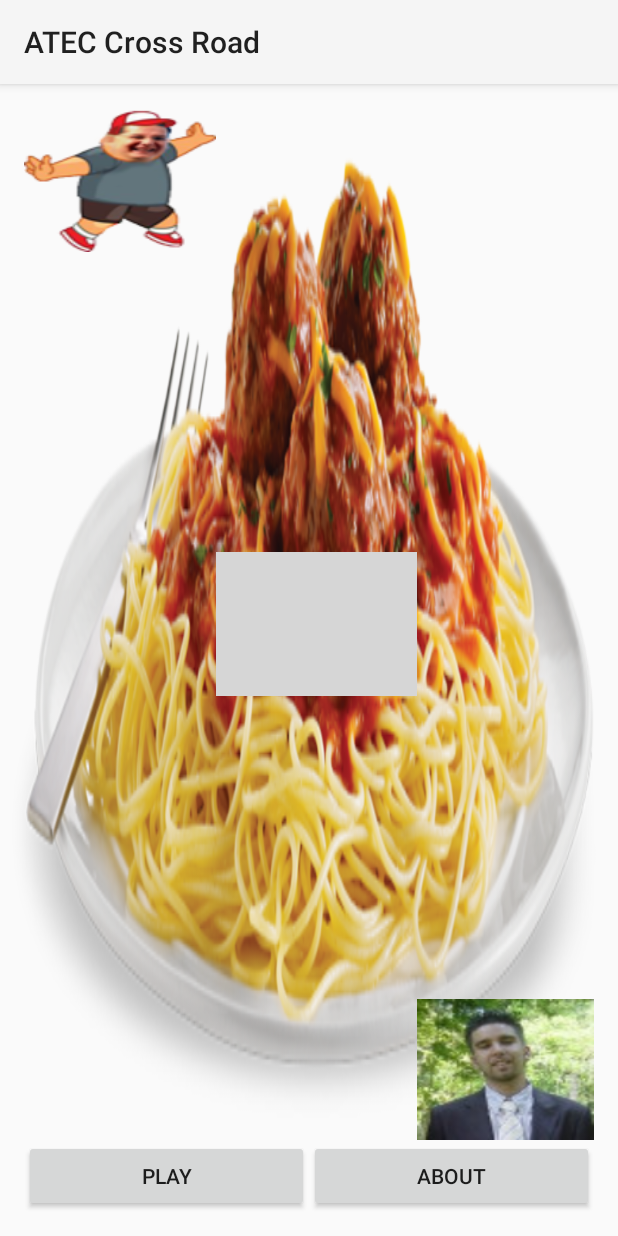
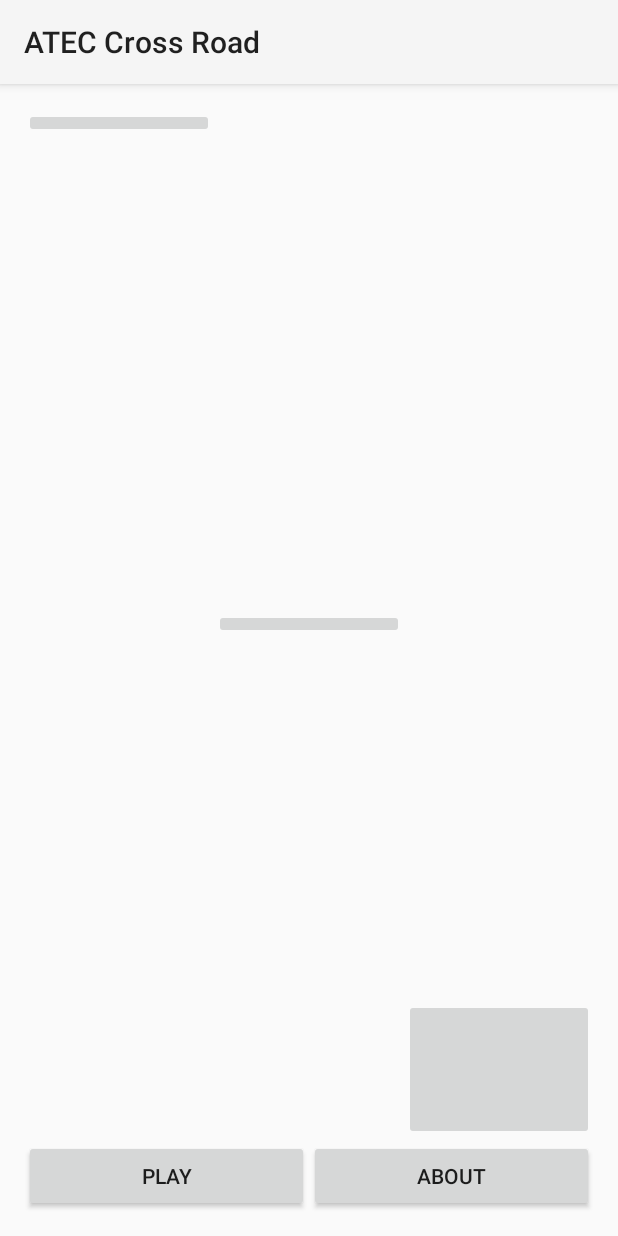
Before and after one commit to mnobredev/ATECCrossRoad, an Android app: the screen it shows after launch (MainActivity), on a phone screen of 412 x 824 dp. Run offline under Robolectric (Android 15) with nearby library versions, the phone set to English and light mode, and no system bars; grey boxes are pictures that could not be loaded.

Commit message:
Initial screen

```diff
--- a/app/src/main/res/layout/activity_main.xml
+++ b/app/src/main/res/layout/activity_main.xml
@@ -9,8 +9,7 @@
     android:paddingLeft="@dimen/activity_horizontal_margin"
     android:paddingRight="@dimen/activity_horizontal_margin"
     android:paddingTop="@dimen/activity_vertical_margin"
-    tools:context="com.example.mario.ateccrossroad.MainActivity"
-    android:background="@drawable/massa">
+    tools:context="com.example.mario.ateccrossroad.MainActivity">
 
     <LinearLayout
         android:layout_width="match_parent"
@@ -46,7 +45,7 @@
         android:layout_above="@+id/linearLayout">
 
         <ImageButton
-            android:background="@drawable/sangui1"
+
             android:layout_width="wrap_content"
             android:layout_height="wrap_content"
             android:id="@+id/sangui"
@@ -57,13 +56,13 @@
             android:id="@+id/nsilva"
             android:layout_width="wrap_content"
             android:layout_height="wrap_content"
-            android:background="@drawable/nsilva"
+
             android:layout_weight="1"
             android:layout_gravity="center"
         />
 
         <ImageButton
-            android:background="@drawable/dario"
+
             android:layout_width="wrap_content"
             android:layout_height="94dp"
             android:layout_gravity="bottom"
```
